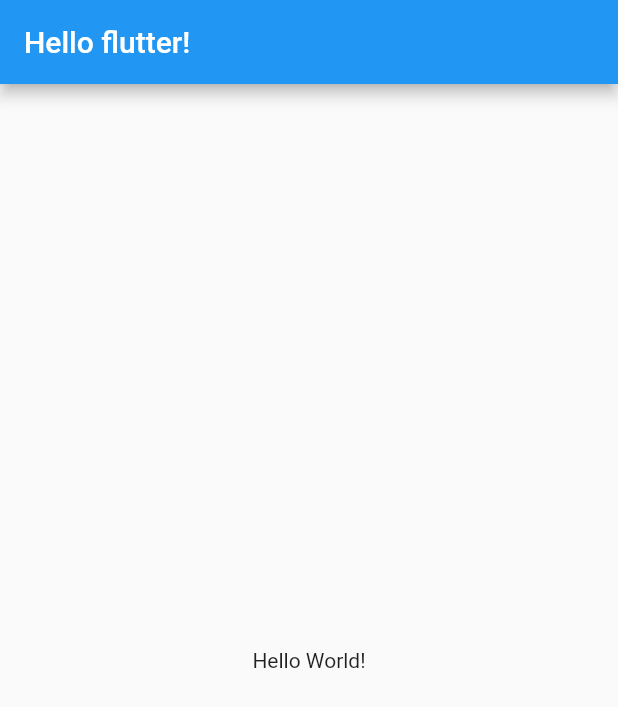
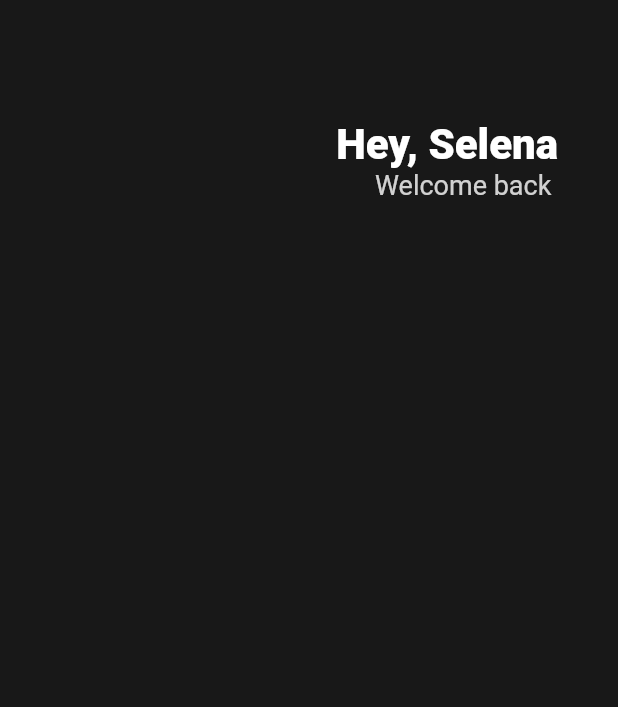
Before and after one commit to JIHYE0705/nomad-toonflix, a Flutter app: the screen it shows after launch, on a phone screen of 412 x 824 dp. Shown: the top 707 px of the screen. Run offline on Flutter 3.47's test engine with Material 2 defaults, Android fonts, the phone set to English and light mode, and no system bars.

Commit message:
:lipstick: design: create header

```diff
--- a/lib/main.dart
+++ b/lib/main.dart
@@ -10,12 +10,42 @@ class App extends StatelessWidget {
   Widget build(BuildContext context) {
     return MaterialApp(
       home: Scaffold(
-        appBar: AppBar(
-          title: Text('Hello flutter!'),
-        ),
-        body: Center(
-          child: Text('Hello World!'),
-        ),
+        backgroundColor: Color(0xFF181818),
+        body: Padding (
+          padding: EdgeInsets.symmetric(
+              horizontal: 40
+          ),
+          child: Column(
+            children: [
+              SizedBox(
+                height: 80,
+              ),
+              Row(
+                mainAxisAlignment: MainAxisAlignment.end,
+                children: [
+                  Column(
+                    crossAxisAlignment: CrossAxisAlignment.end,
+                    children: [
+                      Text('Hey, Selena',
+                        style: TextStyle(
+                          color: Colors.white,
+                          fontSize: 28,
+                          fontWeight: FontWeight.w800,
+                        ),
+                      ),
+                      Text('Welcome back ',
+                        style: TextStyle(
+                          color: Colors.white.withOpacity(0.8),
+                          fontSize: 18,
+                        ),
+                      ),
+                    ],
+                  ),
+                ],
+              ),
+            ],
+          ),
+        )
       ),
     );
   }
```
